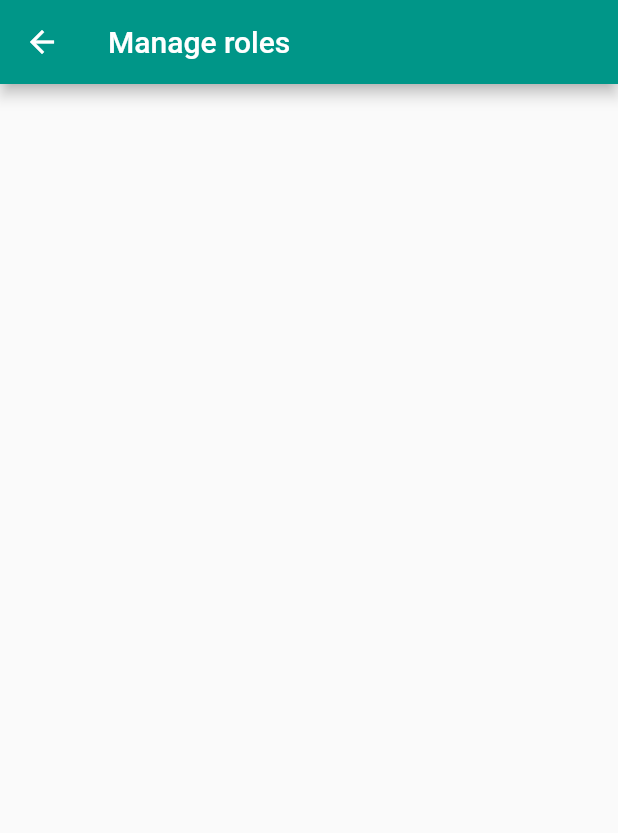
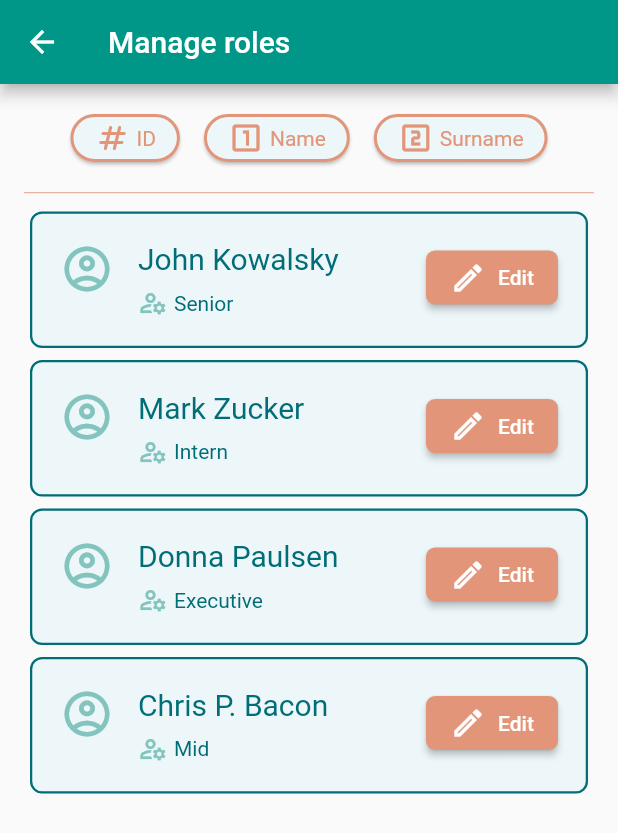
Before and after one commit to DominikIlski/WorkSpacer, a Flutter app: the RoleManagementScreen screen opened by its route, on a phone screen of 412 x 824 dp. Shown: the top 833 px of the screen. Run offline on Flutter 3.47's test engine with Material 2 defaults, Android fonts, the phone set to English and light mode, and no system bars; generated files the repository leaves out were written again.

Commit message:
admin-ui last screen
## [0.2.2]  - 2022-06-08

### Added
* User class in models package which is data class for User (so Admin can manage their roles) with Role enum
* Custom Widgets in admin/role package such as ManageRoleDialog and UserListItem which are used to compose a RoleManagementScreen
* Implemented UI for RoleManagementScreen based on Figma mockup - added filter buttons (with no logic yet - user can provice Id/Name/Surname parameters but lists are not filtered) ListView of User with implementation of managing their roles - clickicing on item invokes ManageRoleDialog which enables admin to choose a new Role and save changes

### Changed
* Adjusted some Filter Button widget parameters (autofit width to the text length)
* Adjustem Search Desk/Room Widget to match Figma mockup (colors changed)

```diff
--- /dev/null
+++ b/work_spacer/lib/models/user.dart
@@ -0,0 +1,21 @@
+enum Role{
+  Senior,
+  OfficeAdministrator,
+  Executive,
+  Mid,
+  Junior,
+  Intern
+}
+
+class User {
+
+  final String name;
+  final String surname;
+  Role role;
+
+  User({
+    required this.name,
+    required this.surname,
+    required this.role
+  });
+}
--- /dev/null
+++ b/work_spacer/lib/screens/admin/roles/components/user_list_item.dart
@@ -0,0 +1,103 @@
+import 'package:flutter/material.dart';
+import 'package:work_spacer/models/desk_reservation.dart';
+import 'package:work_spacer/models/reservation.dart';
+import 'package:work_spacer/models/room_reservation.dart';
+import 'package:intl/intl.dart';
+
+import '../../../../models/user.dart';
+
+class UserListItem extends StatelessWidget {
+  User user;
+  VoidCallback onEditClicked;
+
+  UserListItem({
+    super.key,
+    required this.user,
+    required this.onEditClicked,
+  });
+
+  @override
+  Widget build(BuildContext context) {
+    return Card(
+      elevation: 0,
+      color: Theme.of(context).primaryColorLight,
+      shape: RoundedRectangleBorder(
+        borderRadius: BorderRadius.circular(8),
+        side: BorderSide(
+          color: Theme.of(context).primaryColorDark,
+          width: 1.5,
+        ),
+      ),
+      child: Padding(
+        padding: const EdgeInsets.all(20),
+        child: Row(
+          mainAxisAlignment: MainAxisAlignment.spaceBetween,
+          crossAxisAlignment: CrossAxisAlignment.start,
+          children: [
+            Row(
+              crossAxisAlignment: CrossAxisAlignment.start,
+              children: [
+                Icon(
+                  Icons.account_circle_outlined,
+                  color: Theme.of(context).primaryColor,
+                  size: 36,
+                ),
+                SizedBox(width: 16),
+                Column(
+                  crossAxisAlignment: CrossAxisAlignment.start,
+                  mainAxisAlignment: MainAxisAlignment.spaceEvenly,
+                  children: [
+                    Text(
+                      "${user.name} ${user.surname}",
+                      style: TextStyle(
+                        color: Theme.of(context).primaryColorDark,
+                        fontSize: 20,
+                      ),
+                    ),
+                    SizedBox(height: 8),
+                    Row(children: [
+                      Icon(
+                        Icons.manage_accounts_outlined,
+                        color: Theme.of(context).primaryColor,
+                        size: 20,
+                      ),
+                      SizedBox(width: 4),
+                      Text(
+                        user.role.name,
+                        style: TextStyle(
+                            color: Theme.of(context).primaryColorDark),
+                      ),
+                    ]),
+                  ],
+                ),
+              ],
+            ),
+            RaisedButton(
+              color: Theme.of(context).secondaryHeaderColor,
+              shape: RoundedRectangleBorder(
+                borderRadius: BorderRadius.circular(6),
+              ),
+              padding: EdgeInsets.all(6),
+              child: Row(
+                children: const [
+                  Icon(
+                    Icons.edit_outlined,
+                    color: Colors.white,
+                  ),
+                  SizedBox(width: 8),
+                  Text(
+                    "Edit",
+                    style: TextStyle(
+                      color: Colors.white,
+                    ),
+                  ),
+                ],
+              ),
+              onPressed: onEditClicked,
+            ),
+          ],
+        ),
+      ),
+    );
+  }
+}
--- a/work_spacer/lib/screens/admin/roles/role_management_screen.dart
+++ b/work_spacer/lib/screens/admin/roles/role_management_screen.dart
@@ -1,9 +1,110 @@
 import 'package:flutter/material.dart';
+import 'package:work_spacer/models/user.dart';
 
-class RoleManagementScreen extends StatelessWidget {
+import '../../components/filter_button.dart';
+import '../block/components/search_dialog.dart';
+import 'components/manage_role_dialog.dart';
+import 'components/user_list_item.dart';
+
+enum SearchParameter { ID, Name, Surname }
+
+class RoleManagementScreen extends StatefulWidget {
   static const routeName = '/roles';
 
   const RoleManagementScreen({super.key});
+
+  @override
+  State<RoleManagementScreen> createState() => _RoleManagementScreenState();
+}
+
+class _RoleManagementScreenState extends State<RoleManagementScreen> {
+  int _searchParameter = -1;
+  SearchParameter _searchType = SearchParameter.ID;
+  bool _searchId = false;
+  bool _searchName = false;
+  bool _searchSurname = false;
+
+  final List<User> users = [
+    User(
+      name: "John",
+      surname: "Kowalsky",
+      role: Role.Senior,
+    ),
+    User(
+      name: "Mark",
+      surname: "Zucker",
+      role: Role.Intern,
+    ),
+    User(
+      name: "Donna",
+      surname: "Paulsen",
+      role: Role.Executive,
+    ),
+    User(
+      name: "Chris P.",
+      surname: "Bacon",
+      role: Role.Mid,
+    ),
+  ];
+
+    void _showManageRoleDialog(BuildContext context, User user, int userIndex) {
+    showDialog(
+      context: context,
+      builder: (context) => ManageRoleDialog(
+        user: user,
+        userIndex: userIndex,
+        onEditRole: onEditRole,
+      ),
+    ).then((result) {
+      if (result == 'confirm') {}
+    });
+  }
+
+  void onEditRole(Role role, int userIndex) {
+    setState(() {
+      users[userIndex].role = role;
+    });
+  }
+
+  void _setSearchParameter(int value, SearchParameter type) {
+    setState(() {
+      _searchParameter = value;
+      _searchType = type;
+    });
+  }
+
+  void _showSearchDialog(SearchParameter searchParameter) {
+    showDialog(
+      context: context,
+      builder: (context) => SearchDialog(
+        parameter: searchParameter.name,
+        onConfirm: (value) => _setSearchParameter(value, searchParameter),
+      ),
+    ).then((result) {
+      setState(() {
+        if (result == 'confirm') {
+          if (_searchType == SearchParameter.Name) {
+            _searchId = false;
+            _searchSurname = false;
+            _searchName = true;
+          } else if (_searchType == SearchParameter.ID) {
+            _searchId = true;
+            _searchSurname = false;
+            _searchName = false;
+          } else if (_searchType == SearchParameter.Surname) {
+            _searchId = false;
+            _searchSurname = true;
+            _searchName = false;
+          }
+        } else if (result == 'cancel') {
+          _searchId = false;
+          _searchSurname = false;
+          _searchName = false;
+          _searchParameter = -1;
+        }
+      });
+    });
+  }
 
   @override
   Widget build(BuildContext context) {
@@ -11,7 +112,61 @@ class RoleManagementScreen extends StatelessWidget {
       appBar: AppBar(
         title: const Text('Manage roles'),
       ),
-      body: Container(),
+      body: Container(
+        padding: EdgeInsets.symmetric(horizontal: 16, vertical: 8),
+        alignment: Alignment.center,
+        child: Column(
+          crossAxisAlignment: CrossAxisAlignment.center,
+          children: [
+            Container(
+              alignment: Alignment.center,
+              padding: EdgeInsets.only(top: 8),
+              child: Row(
+                mainAxisAlignment: MainAxisAlignment.spaceBetween,
+                mainAxisSize: MainAxisSize.min,
+                children: [
+                  FilterButton(
+                    icon: Icons.numbers_rounded,
+                    text: SearchParameter.ID.name,
+                    onClicked: () => _showSearchDialog(SearchParameter.ID),
+                    selected: _searchId,
+                  ),
+                  const SizedBox(width: 8),
+                  FilterButton(
+                    icon: Icons.looks_one_outlined,
+                    text: SearchParameter.Name.name,
+                    onClicked: () => _showSearchDialog(SearchParameter.Name),
+                    selected: _searchName,
+                  ),
+                  const SizedBox(width: 8),
+                  FilterButton(
+                    icon: Icons.looks_two_outlined,
+                    text: SearchParameter.Surname.name,
+                    onClicked: () => _showSearchDialog(SearchParameter.Surname),
+                    selected: _searchSurname,
+                  )
+                ],
+              ),
+            ),
+            const SizedBox(height: 16),
+            Divider(
+              height: 1,
+              thickness: 0.6,
+              color: Theme.of(context).secondaryHeaderColor,
+            ),
+            const SizedBox(height: 8),
+            Expanded(
+              child: ListView.builder(
+                itemCount: users.length,
+                itemBuilder: (context, index) => UserListItem(
+                  user: users[index],
+                  onEditClicked: () => _showManageRoleDialog(context, users[index], index),
+                ),
+              ),
+            )
+          ],
+        ),
+      ),
     );
   }
 }
--- a/work_spacer/lib/screens/components/filter_button.dart
+++ b/work_spacer/lib/screens/components/filter_button.dart
@@ -34,9 +34,8 @@ class FilterButton extends StatelessWidget {
             : Theme.of(context).primaryColorLight,
         child: Container(
           alignment: Alignment.center,
-          width: 86,
           padding: const EdgeInsets.symmetric(
-            horizontal: 8,
+            horizontal: 16,
             vertical: 4,
           ),
           child: Row(
```
Also changed, not shown: work_spacer/lib/screens/admin/cancel/reservation_cancel_screen.dart (+14 -2 lines), work_spacer/lib/screens/admin/roles/components/manage_role_dialog.dart (added, +118 -0 lines), 1 other file.
